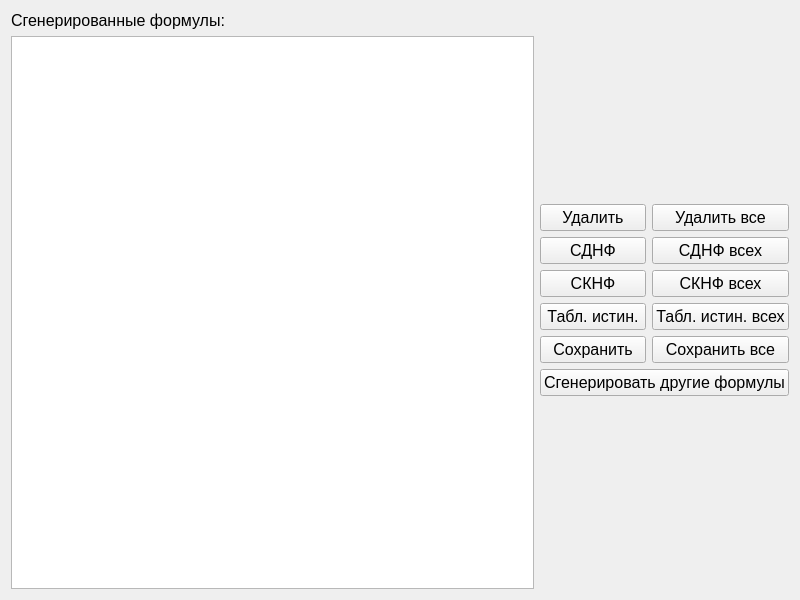
Before: the Qt Designer form Source_Code/fromtreemanipulation.ui in KeltorHD/LogicExpressionGenerator, drawn with Qt 5.
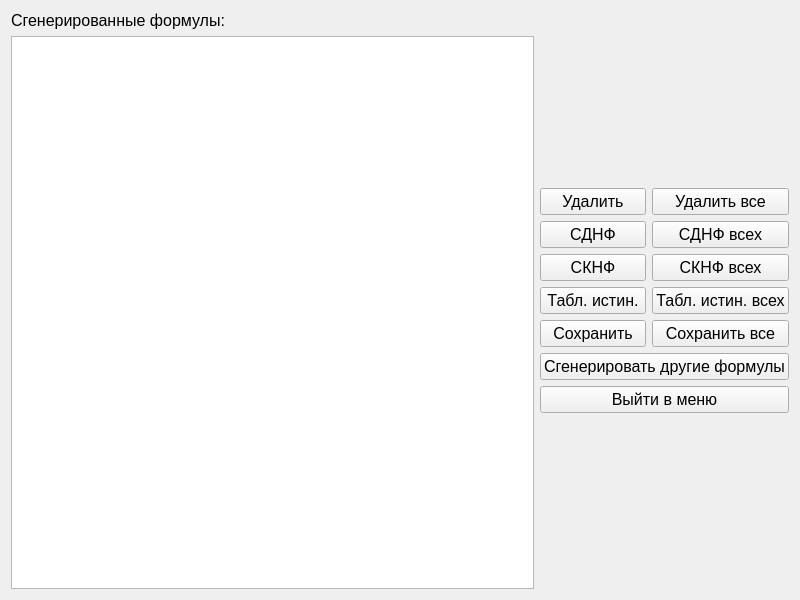
After: the same form once the commit is applied.

Patch:
```diff
--- a/Source_Code/fromtreemanipulation.ui
+++ b/Source_Code/fromtreemanipulation.ui
@@ -211,6 +211,19 @@
          </property>
         </widget>
        </item>
+       <item>
+        <widget class="QPushButton" name="backToMenu">
+         <property name="font">
+          <font>
+           <family>Arial</family>
+           <pointsize>12</pointsize>
+          </font>
+         </property>
+         <property name="text">
+          <string>Выйти в меню</string>
+         </property>
+        </widget>
+       </item>
        <item>
         <spacer name="verticalSpacer_2">
          <property name="orientation">
```
